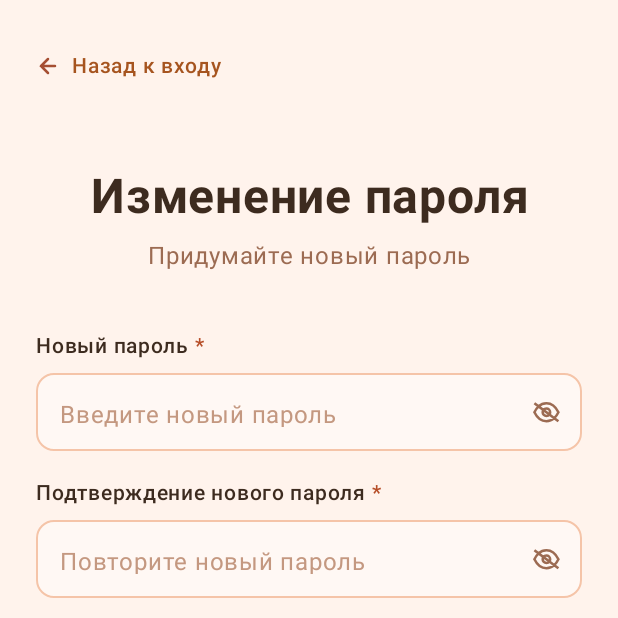
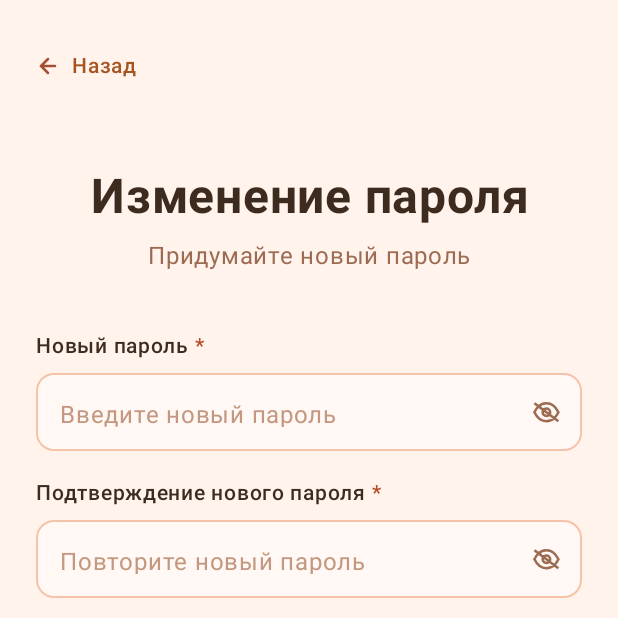
Before and after one commit to winuwind/Shelf, an Android app built with Jetpack Compose: the ChangePasswordScreen screen opened through its navigation route, on a phone screen of 412 x 824 dp, the top half of it. Run offline under Robolectric (Android 15) with nearby library versions, the phone set to English and light mode, and no system bars.

Commit message:
Изменил кнопку с "Назад ко входу" на "Назад"

```diff
--- a/app/src/main/java/ru/shelf/client/android/ui/screens/account/ChangePasswordScreen.kt
+++ b/app/src/main/java/ru/shelf/client/android/ui/screens/account/ChangePasswordScreen.kt
@@ -63,7 +63,7 @@ fun ChangePasswordScreen(
             )
             Spacer(modifier = Modifier.width(8.dp))
             Text(
-                text = "Назад к входу",
+                text = "Назад",
                 fontSize = 14.sp,
                 fontWeight = FontWeight.Medium,
                 color = Color(0xFFA6541F)
--- a/app/src/main/java/ru/shelf/client/android/ui/screens/account/RestoreAccessScreen.kt
+++ b/app/src/main/java/ru/shelf/client/android/ui/screens/account/RestoreAccessScreen.kt
@@ -57,7 +57,7 @@ fun RestoreAccessScreen(
             )
             Spacer(modifier = Modifier.width(8.dp))
             Text(
-                text = "Назад к входу",
+                text = "Назад",
                 fontSize = 14.sp,
                 fontWeight = FontWeight.Medium,
                 color = Color(0xFFA6541F)
--- a/app/src/main/java/ru/shelf/client/android/ui/screens/registration/EmailVerifyErrorScreen.kt
+++ b/app/src/main/java/ru/shelf/client/android/ui/screens/registration/EmailVerifyErrorScreen.kt
@@ -57,7 +57,7 @@ fun EmailVerifyErrorScreen(
                 )
                 Spacer(modifier = Modifier.width(8.dp))
                 Text(
-                    text = "Назад к входу",
+                    text = "Назад",
                     fontSize = 14.sp,
                     fontWeight = FontWeight.Medium,
                     color = Color(0xFFA6541F)
```
